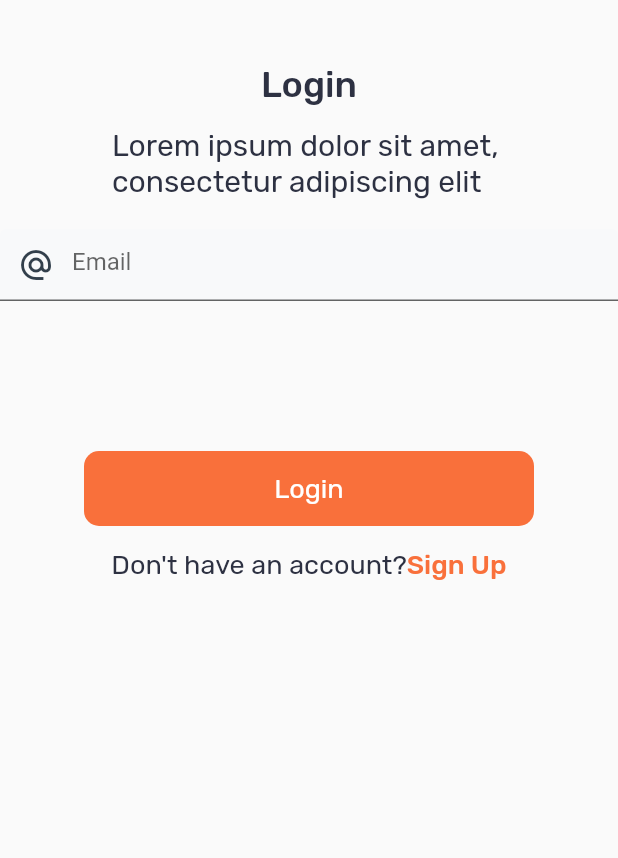
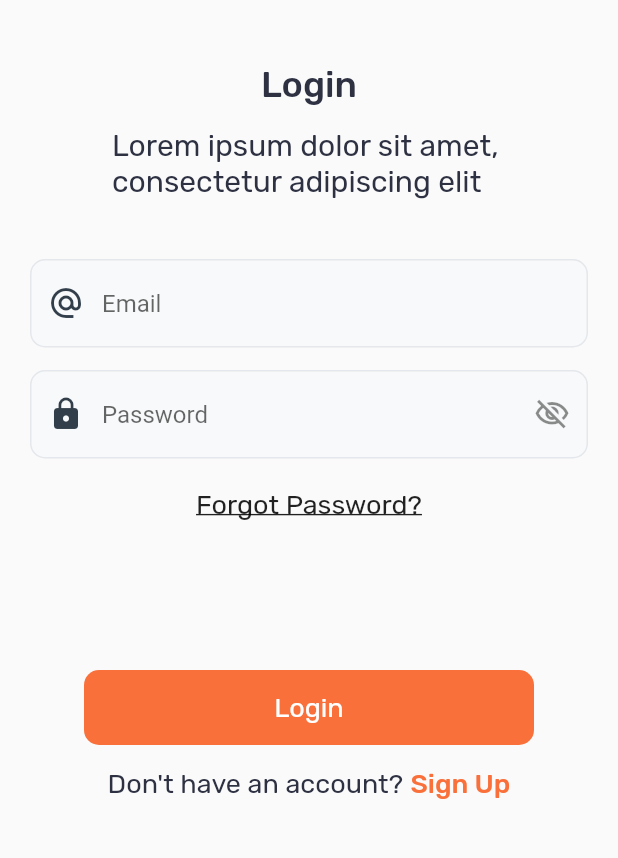
Before and after one commit to ehteshamawan1/m-box-login-ui-main, a Flutter app: the screen it shows after launch, on a phone screen of 412 x 824 dp, the part 155-1013 px from its top. Run offline on Flutter 3.47's test engine with Material 2 defaults, Android fonts, the phone set to English and light mode, and no system bars.

```diff
--- a/lib/homescreen.dart
+++ b/lib/homescreen.dart
@@ -76,19 +76,67 @@ class _HomeScreenState extends State<HomeScreen> {
               ),
             ),
             const SizedBox(
+              height: 40,
+            ),
+            Padding(
+              padding: const EdgeInsets.symmetric(
+                horizontal: 20,
+              ),
+              child: TextFormField(
+                decoration: InputDecoration(
+                  hintText: 'Email',
+                  fillColor: const Color(0xffF8F9FA),
+                  filled: true,
+                  prefixIcon: const Icon(Icons.alternate_email,
+                      color: Color(0xff323F4B)),
+                  border: OutlineInputBorder(
+                    borderSide: const BorderSide(color: Color(0xffE4E7EB)),
+                    borderRadius: BorderRadius.circular(10),
+                  ),
+                  enabledBorder: OutlineInputBorder(
+                    borderSide: const BorderSide(color: Color(0xffE4E7EB)),
+                    borderRadius: BorderRadius.circular(10),
+                  ),
+                ),
+              ),
+            ),
+            const SizedBox(
+              height: 15,
+            ),
+            Padding(
+              padding: const EdgeInsets.symmetric(
+                horizontal: 20,
+              ),
+              child: TextFormField(
+                obscureText: true,
+                decoration: InputDecoration(
+                  hintText: 'Password',
+                  fillColor: const Color(0xffF8F9FA),
+                  filled: true,
+                  suffixIcon: const Icon(Icons.visibility_off_outlined),
+                  prefixIcon: const Icon(Icons.lock, color: Color(0xff323F4B)),
+                  border: OutlineInputBorder(
+                    borderSide: const BorderSide(color: Color(0xffE4E7EB)),
+                    borderRadius: BorderRadius.circular(10),
+                  ),
+                  enabledBorder: OutlineInputBorder(
+                    borderSide: const BorderSide(color: Color(0xffE4E7EB)),
+                    borderRadius: BorderRadius.circular(10),
+                  ),
+                ),
+              ),
+            ),
+            const SizedBox(
               height: 20,
             ),
-            TextFormField(
-              decoration: const InputDecoration(
-                hintText: 'Email',
-                fillColor: Color(0xffF8F9FA),
-                filled: true,
-                prefixIcon: Icon(Icons.alternate_email, color: Color(0xff323F4B),),
-                focusedBorder: OutlineInputBorder(
-                  borderSide: BorderSide(color: Color(0xffE4E7EB))
-                )
+            const Text(
+              'Forgot Password?',
+              style: TextStyle(
+                fontSize: 18,
+                fontFamily: 'Rubik Regular',
+                decoration: TextDecoration.underline,
               ),
-            ),
+              ),
             const SizedBox(
               height: 100,
             ),
@@ -121,6 +169,9 @@ class _HomeScreenState extends State<HomeScreen> {
                       fontFamily: 'Rubik Regular',
                       color: Color(0xff2D3142)),
                 ),
+                SizedBox(
+                  width: 5,
+                ),
                 Text(
                   'Sign Up',
                   style: TextStyle(
```
